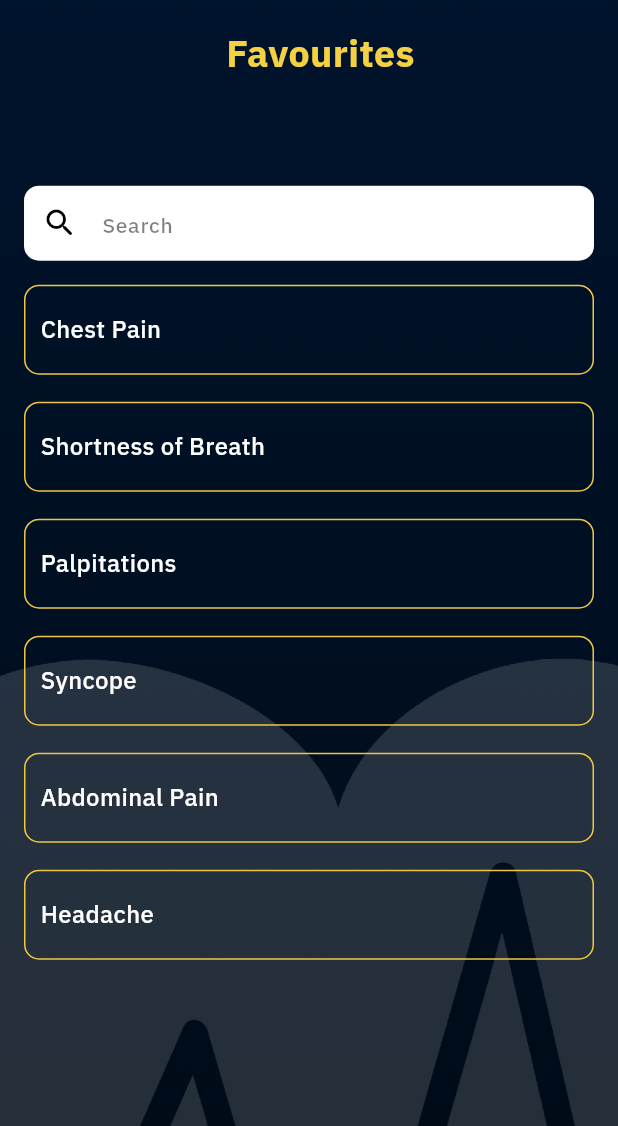
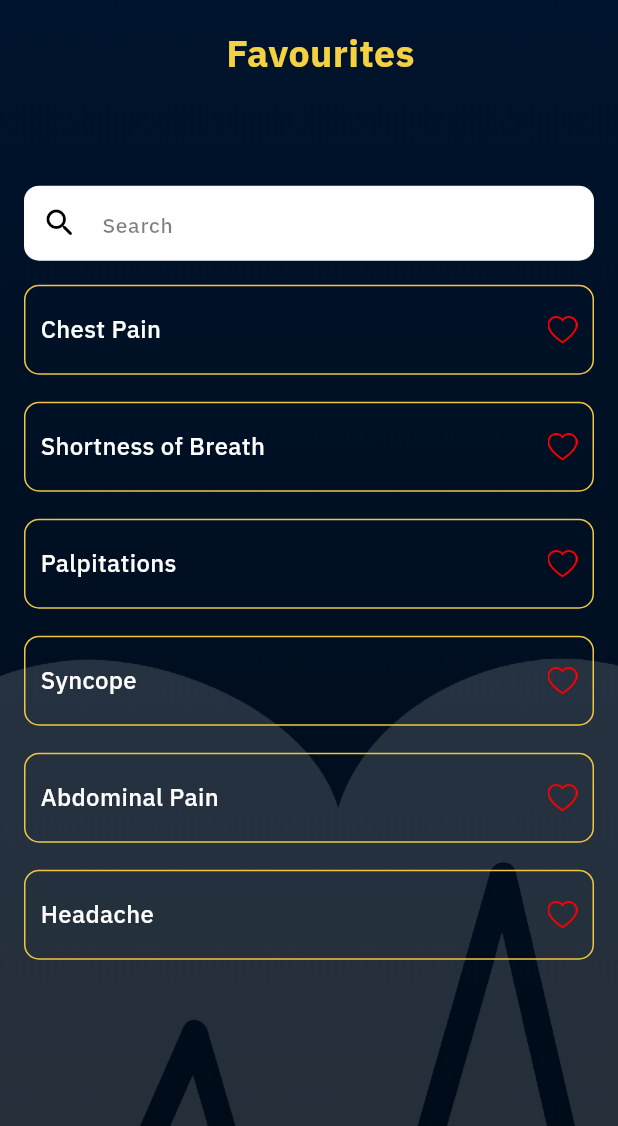
Before and after one commit to WaseemMirzaa/dr.oncall, a Flutter app: the FavouritesView screen opened by its route, on a phone screen of 412 x 824 dp, the part 110-1236 px from its top. Run offline on Flutter 3.47's test engine with Material 3 defaults, Android fonts, the phone set to English and light mode, and no system bars; our stand-ins replace get; project files that could hold a hidden picture were left out.

Commit message:
set the icons etc

```diff
--- a/lib/app/modules/favourites/views/mini_widgets/favorites_list.dart
+++ b/lib/app/modules/favourites/views/mini_widgets/favorites_list.dart
@@ -23,6 +23,7 @@ class FavoritesList extends StatelessWidget {
       onSelectionChanged: (selectedSymptoms) {
         print('Selected symptoms: $selectedSymptoms');
       },
+      showHeartIcon: true,
       padding: const EdgeInsets.all(16.0),
       spacing: 8.0,
       onSymptomTap: (symptom) {
--- a/lib/app/widgets/symptom_selection_widget.dart
+++ b/lib/app/widgets/symptom_selection_widget.dart
@@ -10,6 +10,7 @@ class SymptomSelectionWidget extends StatefulWidget {
   final Function(String) onSymptomTap; // New callback for navigation
   final EdgeInsetsGeometry? padding;
   final double spacing;
+  final bool showHeartIcon; // New parameter for optional heart icon
 
   const SymptomSelectionWidget({
     Key? key,
@@ -18,6 +19,7 @@ class SymptomSelectionWidget extends StatefulWidget {
     required this.onSymptomTap, // Required parameter
     this.padding,
     this.spacing = 8.0,
+    this.showHeartIcon = false, // Default to false
   }) : super(key: key);
 
   @override
@@ -128,6 +130,7 @@ class _SymptomSelectionWidgetState extends State<SymptomSelectionWidget> {
                             left: 10,
                           ),
                           child: Row(
+                            mainAxisAlignment: MainAxisAlignment.spaceBetween,
                             children: [
                               Text(symptom,
                                   style: AppTextStyles.bold.copyWith(
@@ -135,6 +138,16 @@ class _SymptomSelectionWidgetState extends State<SymptomSelectionWidget> {
                                       fontWeight: FontWeight.w500,
                                       color: AppColors.txtWhiteColor)),
                               // icon widget
+                              if (widget.showHeartIcon)
+                                Image.asset(
+                                  AppIcons
+                                      .like, // Make sure this path is correct
+                                  width: 20,
+                                  height: 20,
+                                  color: isSelected
+                                      ? AppColors.txtOrangeColor
+                                      : AppColors.txtRedColor,
+                                ),
                             ],
                           ),
                         ),
--- a/lib/config/AppColors.dart
+++ b/lib/config/AppColors.dart
@@ -7,4 +7,5 @@ class AppColors {
   static const txtOrangeColor = Color(0xFFF4D143);
   static const txtWhiteColor = Color(0xFFFFFFFF);
   static const txtBlackColor = Color(0xFF000000);
+  static const txtRedColor = Color(0xFFFF0000);
 }
```
